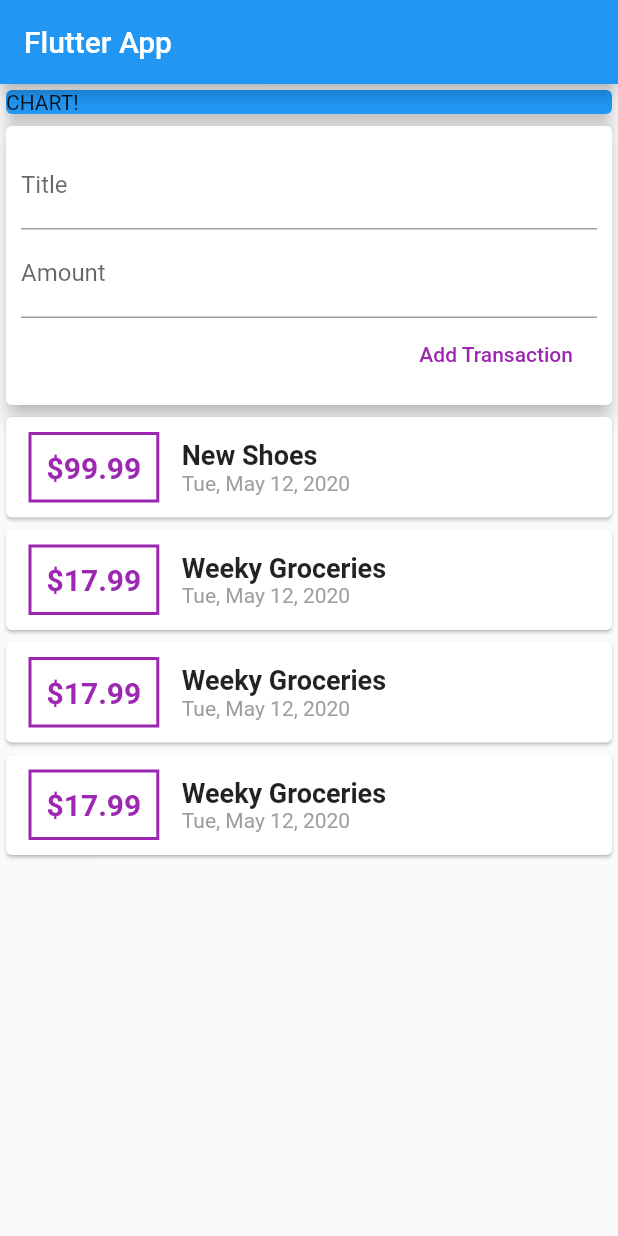
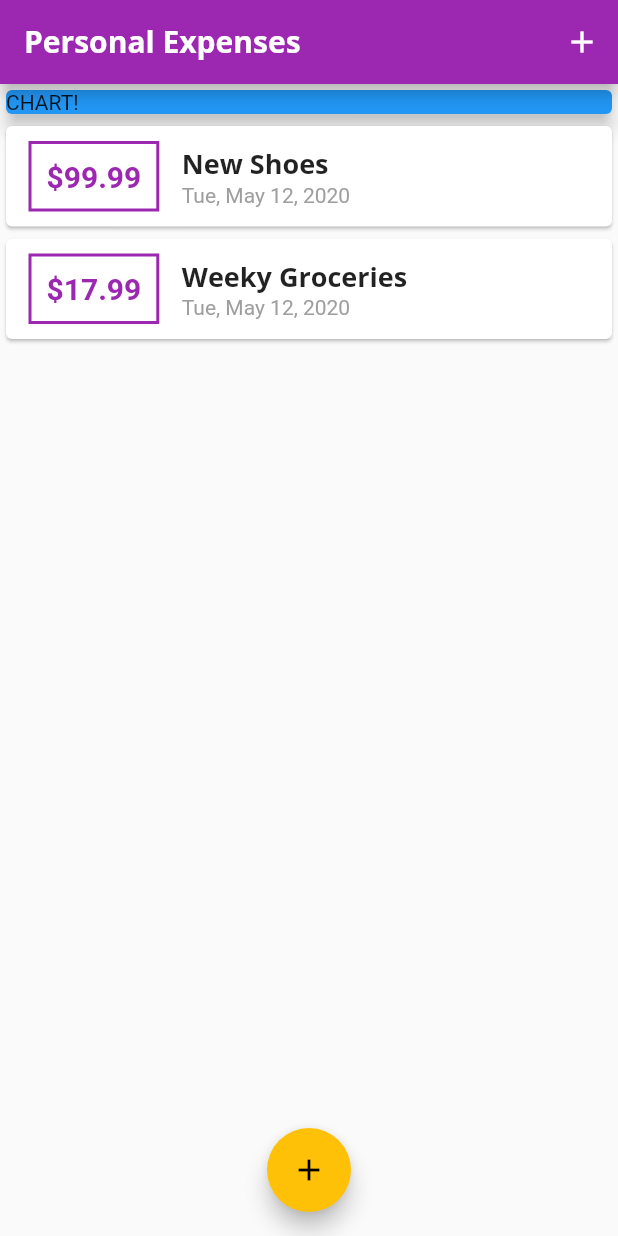
Before and after one commit to dthanhthai/ExpenseNote, a Flutter app: the screen it shows after launch, on a phone screen of 412 x 824 dp. Run offline on Flutter 3.47's test engine with Material 2 defaults, Android fonts, the phone set to English and light mode, and no system bars.

Commit message:
lesson 31

```diff
--- a/expense_note/lib/main.dart
+++ b/expense_note/lib/main.dart
@@ -1,5 +1,4 @@
 import 'package:expense_note/widgets/new_transaction.dart';
-import 'package:expense_note/widgets/user_transactions.dart';
 import './widgets/transaction_list.dart';
 import 'package:flutter/material.dart';
 import 'models/transaction.dart';
@@ -10,18 +9,83 @@ class MyApp extends StatelessWidget {
   @override
   Widget build(BuildContext context) {
     return MaterialApp(
-      title: 'Flutter App',
+      title: 'Personal Expenses',
+      theme: ThemeData(
+          primarySwatch: Colors.purple,
+          accentColor: Colors.amber,
+          fontFamily: 'Quicksand',
+          textTheme: ThemeData.light().textTheme.copyWith(
+                  title: TextStyle(
+                fontFamily: 'OpenSans',
+                fontSize: 18,
+                fontWeight: FontWeight.bold,
+              )),
+          appBarTheme: AppBarTheme(
+              textTheme: ThemeData.light().textTheme.copyWith(
+                    title: TextStyle(
+                      fontFamily: 'OpenSans',
+                      fontSize: 20,
+                      fontWeight: FontWeight.bold,
+                    ),
+                  ))),
       home: MyHomePage(),
     );
   }
 }
 
-class MyHomePage extends StatelessWidget {
+class MyHomePage extends StatefulWidget {
+  @override
+  _MyHomePageState createState() => _MyHomePageState();
+}
+
+class _MyHomePageState extends State<MyHomePage> {
+  final List<Transaction> _userTransaction = [
+    Transaction(
+        id: "t1", title: "New Shoes", amount: 99.99, date: DateTime.now()),
+    Transaction(
+        id: "t1",
+        title: "Weeky Groceries",
+        amount: 17.99,
+        date: DateTime.now()),
+  ];
+
+  void _addNewTransaction(String txTitle, double amount) {
+    final newTx = Transaction(
+        title: txTitle,
+        amount: amount,
+        date: DateTime.now(),
+        id: DateTime.now().toString());
+
+    setState(() {
+      _userTransaction.add(newTx);
+    });
+  }
+
+  void _startAddNewTransaction(BuildContext context) {
+    showModalBottomSheet(
+      context: context,
+      builder: (_) {
+        return GestureDetector(
+          onTap: () {},
+          child: NewTransaction(_addNewTransaction),
+        );
+      },
+    );
+  }
+
   @override
   Widget build(BuildContext context) {
     return Scaffold(
       appBar: AppBar(
-        title: Text('Flutter App'),
+        title: Text(
+          'Personal Expenses',
+          style: TextStyle(fontFamily: 'OpenSans'),
+        ),
+        actions: <Widget>[
+          IconButton(
+              icon: Icon(Icons.add),
+              onPressed: () => _startAddNewTransaction(context)),
+        ],
       ),
       body: SingleChildScrollView(
         child: Column(
@@ -36,9 +100,14 @@ class MyHomePage extends StatelessWidget {
                 elevation: 5,
               ),
             ),
-            UserTransactions()
+            TransactionList(_userTransaction),
           ],
         ),
+      ),
+      floatingActionButtonLocation: FloatingActionButtonLocation.centerFloat,
+      floatingActionButton: FloatingActionButton(
+        child: Icon(Icons.add),
+        onPressed: () => _startAddNewTransaction(context),
       ),
     );
   }
--- a/expense_note/lib/widgets/new_transaction.dart
+++ b/expense_note/lib/widgets/new_transaction.dart
@@ -1,12 +1,30 @@
 import 'package:flutter/material.dart';
 
-class NewTransaction extends StatelessWidget {
-
-  final titleController = TextEditingController();
-  final amountController = TextEditingController();
+class NewTransaction extends StatefulWidget {
   final Function addTx;
 
   NewTransaction(this.addTx);
+
+  @override
+  _NewTransactionState createState() => _NewTransactionState();
+}
+
+class _NewTransactionState extends State<NewTransaction> {
+  final titleController = TextEditingController();
+
+  final amountController = TextEditingController();
+
+  void submitData() {
+    final enteredTitle = titleController.text;
+    final enteredAmount = double.parse(amountController.text);
+    if (enteredTitle.isEmpty || enteredAmount <= 0) {
+      return;
+    }
+    widget.addTx(enteredTitle, enteredAmount);
+
+    //Pop the top UI (bottom modal dialog)
+    Navigator.of(context).pop();
+  }
 
   @override
   Widget build(BuildContext context) {
@@ -19,6 +37,7 @@ class NewTransaction extends StatelessWidget {
           children: <Widget>[
             TextField(
               decoration: InputDecoration(labelText: 'Title'),
+              onSubmitted: (_) => submitData(),
               controller: titleController,
 //                    onChanged: (value) => titleInput = value,
             ),
@@ -26,14 +45,13 @@ class NewTransaction extends StatelessWidget {
               decoration: InputDecoration(labelText: 'Amount'),
               keyboardType: TextInputType.number,
               controller: amountController,
+              onSubmitted: (_) => submitData(),
 //                    onChanged: (value) => amountInput = value,
             ),
             FlatButton(
               child: Text('Add Transaction'),
               textColor: Colors.purple,
-              onPressed: () {
-                addTx(titleController.text, double.parse(amountController.text));
-              },
+              onPressed: submitData,
             ),
           ],
         ),
--- a/expense_note/lib/widgets/transaction_list.dart
+++ b/expense_note/lib/widgets/transaction_list.dart
@@ -11,9 +11,9 @@ class TransactionList extends StatelessWidget {
   Widget build(BuildContext context) {
     return Container(
       height: 300,
-      child: SingleChildScrollView(
-        child: Column(
-          children: transaction.map((tx) {
+      child: ListView.builder(
+        itemBuilder: (ctx, index) {
+          var itemData = transaction[index];
           return Card(
             child: Row(
               children: <Widget>[
@@ -21,26 +21,25 @@ class TransactionList extends StatelessWidget {
                   margin: EdgeInsets.symmetric(vertical: 10, horizontal: 15),
                   decoration: BoxDecoration(
                       border: Border.all(
-                      color: Colors.purple,
+                    color: Theme.of(context).primaryColor,
                     width: 2,
                   )),
                   padding: EdgeInsets.all(10),
-                    child: Text('\$${tx.amount}',
+                  child: Text('\$${itemData.amount.toStringAsFixed(2)}',
                       style: TextStyle(
                           fontWeight: FontWeight.bold,
                           fontSize: 20,
-                            color: Colors.purple)),
+                          color: Theme.of(context).primaryColor)),
                 ),
                 Column(
                   crossAxisAlignment: CrossAxisAlignment.start,
                   children: <Widget>[
                     Text(
-                        tx.title,
-                        style: TextStyle(
-                            fontSize: 18, fontWeight: FontWeight.bold),
+                      itemData.title,
+                      style: Theme.of(context).textTheme.title,
                     ),
                     Text(
-                        DateFormat.yMMMEd().format(tx.date),
+                      DateFormat.yMMMEd().format(itemData.date),
                       style: TextStyle(color: Colors.grey),
                     ),
                   ],
@@ -48,8 +47,8 @@ class TransactionList extends StatelessWidget {
               ],
             ),
           );
-          }).toList(),
-        ),
+        },
+        itemCount: transaction.length,
       ),
     );
   }
--- a/expense_note/lib/widgets/user_transactions.dart
+++ /dev/null
@@ -1,53 +0,0 @@
-import 'package:expense_note/models/transaction.dart';
-
-import './new_transaction.dart';
-import './transaction_list.dart';
-import 'package:flutter/material.dart';
-
-class UserTransactions extends StatefulWidget {
-  @override
-  _UserTransactionsState createState() => _UserTransactionsState();
-}
-
-class _UserTransactionsState extends State<UserTransactions> {
-  final List<Transaction> _userTransaction = [
-    Transaction(
-        id: "t1", title: "New Shoes", amount: 99.99, date: DateTime.now()),
-    Transaction(
-        id: "t1", title: "Weeky Groceries", amount: 17.99, date: DateTime.now()),
-    Transaction(
-        id: "t1", title: "Weeky Groceries", amount: 17.99, date: DateTime.now()),
-    Transaction(
-        id: "t1", title: "Weeky Groceries", amount: 17.99, date: DateTime.now()),
-    Transaction(
-        id: "t1", title: "Weeky Groceries", amount: 17.99, date: DateTime.now()),
-    Transaction(
-        id: "t1", title: "Weeky Groceries", amount: 17.99, date: DateTime.now()),
-    Transaction(
-        id: "t1", title: "Weeky Groceries", amount: 17.99, date: DateTime.now()),
-    Transaction(
-        id: "t1", title: "Weeky Groceries", amount: 17.99, date: DateTime.now())
-  ];
-
-  void _addNewTransaction(String txTitle, double amount) {
-    final newTx = Transaction(
-        title: txTitle,
-        amount: amount,
-        date: DateTime.now(),
-        id: DateTime.now().toString());
-
-    setState(() {
-      _userTransaction.add(newTx);
-    });
-  }
-
-  @override
-  Widget build(BuildContext context) {
-    return Column(
-      children: <Widget>[
-        NewTransaction(_addNewTransaction),
-        TransactionList(_userTransaction)
-      ],
-    );
-  }
-}
```
Also changed, not shown: expense_note/pubspec.yaml (+13 -6 lines), expense_note/assets/fonts/OpenSans-Bold.ttf (added), expense_note/assets/fonts/OpenSans-Regular.ttf (added), expense_note/assets/fonts/Quicksand-Bold.ttf (added), expense_note/assets/fonts/Quicksand-Light.ttf (added), expense_note/assets/fonts/Quicksand-Medium.ttf (added), expense_note/assets/fonts/Quicksand-Regular.ttf (added). Lines whose indentation alone changed are shown as unchanged.
